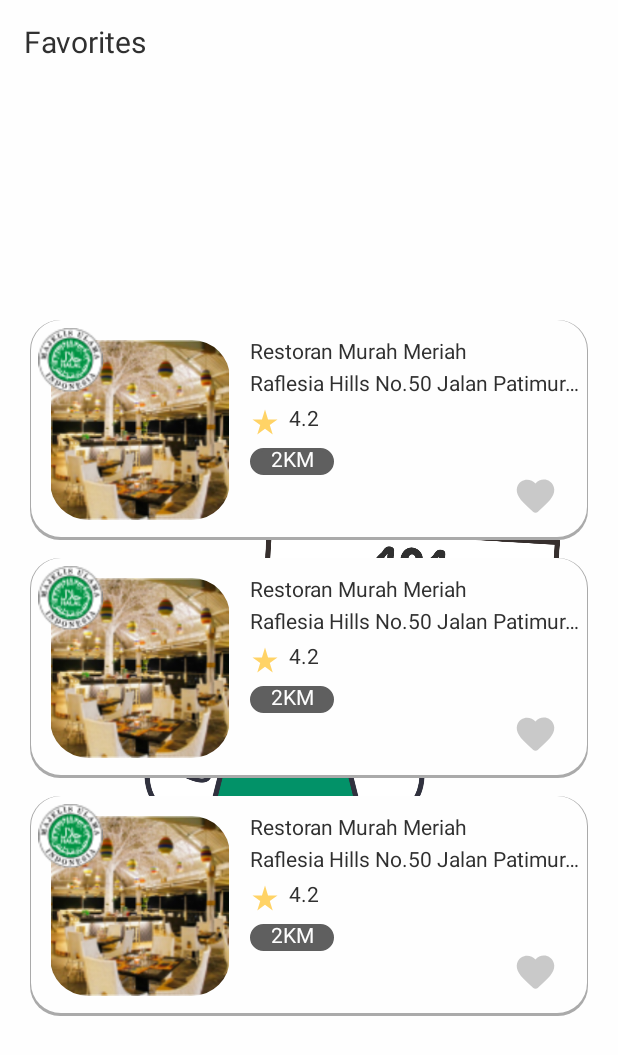
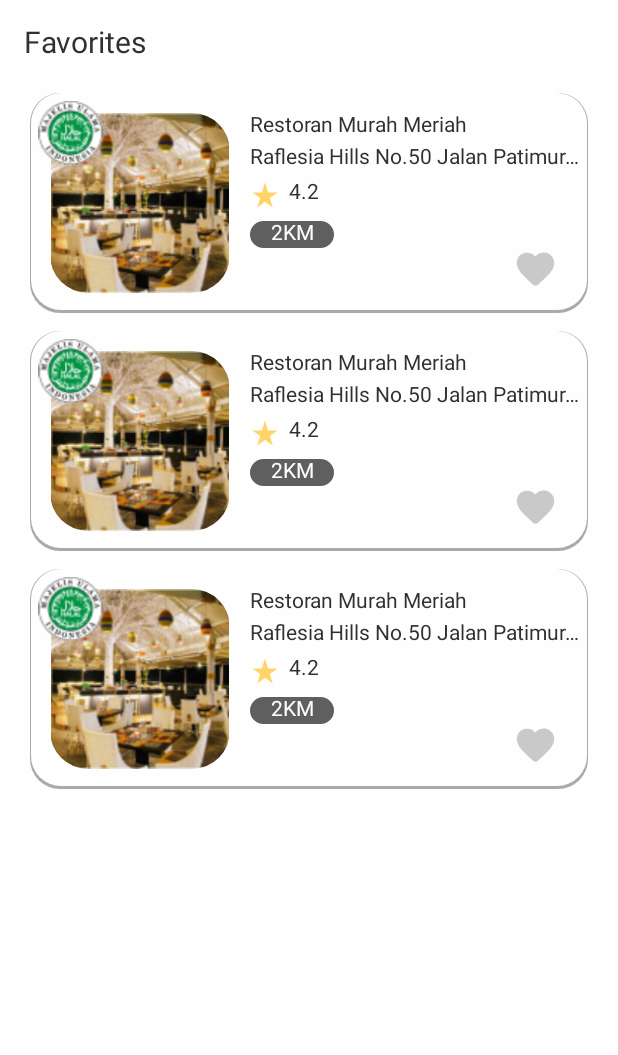
Before and after one commit to alpian-12/restaurant-recommendation, an Android app: the layout fragment_favorite.xml on its own in the app's theme, with its tools: preview values and no code run, on a phone screen of 412 x 824 dp. Shown: the top 1055 px of the screen. Run offline under Robolectric (Android 15) with nearby library versions, the phone set to English and light mode, and no system bars; Roboto replaces fonts that are not available here.

Commit message:
add loading animation and fix some layouts

```diff
--- a/app/build.gradle
+++ b/app/build.gradle
@@ -70,4 +70,7 @@ dependencies {
 
     //swipe
     implementation 'androidx.swiperefreshlayout:swiperefreshlayout:1.1.0'
+
+    //shimmer
+    implementation 'com.facebook.shimmer:shimmer:0.5.0'
 }
--- a/app/src/main/res/layout/fragment_favorite.xml
+++ b/app/src/main/res/layout/fragment_favorite.xml
@@ -28,44 +28,25 @@
         android:layout_height="match_parent"
         app:layout_behavior="@string/appbar_scrolling_view_behavior">
 
-        <androidx.constraintlayout.widget.ConstraintLayout
+        <LinearLayout
             android:layout_width="match_parent"
             android:layout_height="match_parent">
 
-            <ImageView
-                android:id="@+id/notfoundfav"
-                android:layout_width="wrap_content"
-                android:layout_height="wrap_content"
-                android:src="@drawable/notfound"
-                android:visibility="visible"
-                app:layout_constraintBottom_toBottomOf="parent"
-                app:layout_constraintEnd_toEndOf="parent"
-                app:layout_constraintStart_toStartOf="parent"
-                app:layout_constraintTop_toTopOf="parent" />
+            <include
+                layout="@layout/view_loading"
+                android:visibility="gone"/>
+
+            <include layout="@layout/view_empty"
+                android:visibility="gone"/>
 
             <androidx.recyclerview.widget.RecyclerView
                 android:id="@+id/rv_restaurant"
                 android:layout_width="match_parent"
                 android:layout_height="wrap_content"
-                android:layout_marginTop="10dp"
                 android:overScrollMode="never"
+                tools:listitem="@layout/item_restaurant"/>
 
-                tools:listitem="@layout/item_restaurant"
-                app:layout_constraintBottom_toBottomOf="parent"
-                app:layout_constraintEnd_toEndOf="parent"
-                app:layout_constraintStart_toStartOf="parent"
-                app:layout_constraintTop_toTopOf="parent"/>
-
-            <ProgressBar
-                android:id="@+id/progresbarFav"
-                android:visibility="invisible"
-                android:layout_width="wrap_content"
-                android:layout_height="wrap_content"
-                android:layout_marginTop="30dp"
-                app:layout_constraintEnd_toEndOf="parent"
-                app:layout_constraintStart_toStartOf="parent"
-                app:layout_constraintTop_toTopOf="parent" />
-        </androidx.constraintlayout.widget.ConstraintLayout>
+        </LinearLayout>
 
 
     </androidx.swiperefreshlayout.widget.SwipeRefreshLayout>
--- a/app/src/main/res/values/colors.xml
+++ b/app/src/main/res/values/colors.xml
@@ -12,4 +12,5 @@
     <color name="yellow">#FFD366</color>
     <color name="grey_dark">#5F5F5F</color>
     <color name="grey_light">#C9C9C9</color>
+    <color name="shimmer">#DDDDDD</color>
 </resources>
--- a/app/src/main/res/values/strings.xml
+++ b/app/src/main/res/values/strings.xml
@@ -150,7 +150,7 @@
     <string name="detecting">Detecting...</string>
     <string name="post">POST</string>
     <string name="non_halal">Non Halal</string>
-    <string name="you_seems_to_be_offline">You seems to be offline</string>
+    <string name="you_seems_to_be_offline">You seem to be offline</string>
     <string name="check_your_wifi_connection_or_cellular_data_and_try_again">Check your wifi connection or cellular data and try again</string>
     <string name="settings">Settings</string>
     <string name="try_again">Try again</string>
```
Also changed, not shown: app/src/main/res/layout/activity_category.xml (+12 -25 lines), app/src/main/res/layout/fragment_home.xml (+2 -32 lines), app/src/main/res/layout/shimmer_placeholder.xml (added, +99 -0 lines), app/src/main/res/layout/view_empty.xml (added, +16 -0 lines), app/src/main/res/layout/view_loading.xml (added, +33 -0 lines).
